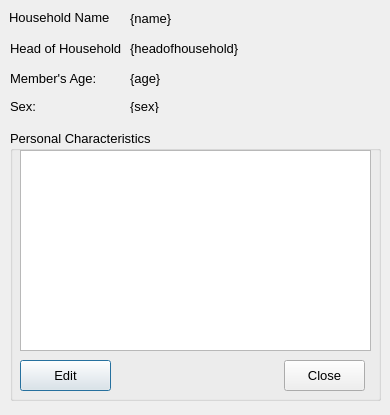
Above: open-ihm/gui/designs/ui_household_editmembercharacteristic.ui from snim2mirror/openihm before the change. Below: the same form after it.
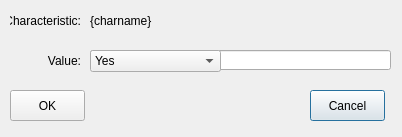
That is the form after the change.

Commit message: Changed data entry for household members and their personal characteristics

The edit to the form file:
```diff
--- a/open-ihm/gui/designs/ui_household_editmembercharacteristic.ui
+++ b/open-ihm/gui/designs/ui_household_editmembercharacteristic.ui
@@ -6,210 +6,113 @@
    <rect>
     <x>0</x>
     <y>0</y>
-    <width>390</width>
-    <height>415</height>
+    <width>402</width>
+    <height>137</height>
    </rect>
   </property>
   <property name="windowTitle">
    <string>Edit Household Member Characteristics</string>
   </property>
-  <widget class="QLabel" name="label">
+  <widget class="QLabel" name="lblCharName">
    <property name="geometry">
     <rect>
-     <x>9</x>
-     <y>9</y>
-     <width>101</width>
-     <height>16</height>
-    </rect>
-   </property>
-   <property name="font">
-    <font>
-     <pointsize>10</pointsize>
-    </font>
-   </property>
-   <property name="text">
-    <string>Household Name:</string>
-   </property>
-  </widget>
-  <widget class="QLabel" name="lblHouseholdName">
-   <property name="geometry">
-    <rect>
-     <x>130</x>
+     <x>90</x>
      <y>10</y>
-     <width>44</width>
-     <height>16</height>
+     <width>301</width>
+     <height>21</height>
     </rect>
    </property>
-   <property name="font">
-    <font>
-     <pointsize>10</pointsize>
-    </font>
-   </property>
    <property name="text">
-    <string>{name}</string>
+    <string>{charname}</string>
    </property>
   </widget>
   <widget class="QLabel" name="label_2">
    <property name="geometry">
     <rect>
      <x>10</x>
-     <y>40</y>
-     <width>112</width>
-     <height>16</height>
+     <y>50</y>
+     <width>71</width>
+     <height>21</height>
     </rect>
    </property>
-   <property name="font">
-    <font>
-     <pointsize>10</pointsize>
-    </font>
-   </property>
    <property name="text">
-    <string>Head of Household:</string>
+    <string>Value:</string>
    </property>
-  </widget>
-  <widget class="QLabel" name="lblHeadOfHousehold">
-   <property name="geometry">
-    <rect>
-     <x>130</x>
-     <y>40</y>
-     <width>109</width>
-     <height>16</height>
-    </rect>
+   <property name="alignment">
+    <set>Qt::AlignRight|Qt::AlignTrailing|Qt::AlignVCenter</set>
    </property>
-   <property name="font">
-    <font>
-     <pointsize>10</pointsize>
-    </font>
-   </property>
-   <property name="text">
-    <string>{headofhousehold}</string>
-   </property>
   </widget>
-  <widget class="QLabel" name="lblMemberAge">
+  <widget class="QPushButton" name="cmdCancel">
    <property name="geometry">
     <rect>
-     <x>130</x>
-     <y>70</y>
-     <width>46</width>
-     <height>16</height>
+     <x>310</x>
+     <y>90</y>
+     <width>75</width>
+     <height>31</height>
     </rect>
    </property>
-   <property name="font">
-    <font>
-     <pointsize>10</pointsize>
-    </font>
-   </property>
    <property name="text">
-    <string>{age}</string>
+    <string>Cancel</string>
    </property>
   </widget>
-  <widget class="QLabel" name="label_3">
+  <widget class="QLabel" name="label">
    <property name="geometry">
     <rect>
      <x>10</x>
-     <y>70</y>
-     <width>101</width>
-     <height>16</height>
+     <y>10</y>
+     <width>71</width>
+     <height>21</height>
     </rect>
    </property>
-   <property name="font">
-    <font>
-     <pointsize>10</pointsize>
-    </font>
-   </property>
    <property name="text">
-    <string>Member's Age:</string>
+    <string>Characteristic:</string>
    </property>
+   <property name="alignment">
+    <set>Qt::AlignRight|Qt::AlignTrailing|Qt::AlignVCenter</set>
+   </property>
   </widget>
-  <widget class="QLabel" name="label_5">
+  <widget class="QPushButton" name="cmdOk">
    <property name="geometry">
     <rect>
      <x>10</x>
-     <y>100</y>
-     <width>46</width>
-     <height>13</height>
+     <y>90</y>
+     <width>75</width>
+     <height>31</height>
     </rect>
    </property>
-   <property name="font">
-    <font>
-     <pointsize>10</pointsize>
-    </font>
-   </property>
    <property name="text">
-    <string>Sex:</string>
+    <string>OK</string>
    </property>
   </widget>
-  <widget class="QLabel" name="lblMemberSex">
+  <widget class="QLineEdit" name="txtValue">
    <property name="geometry">
     <rect>
-     <x>130</x>
-     <y>100</y>
-     <width>46</width>
-     <height>13</height>
+     <x>90</x>
+     <y>50</y>
+     <width>301</width>
+     <height>20</height>
     </rect>
    </property>
-   <property name="font">
-    <font>
-     <pointsize>10</pointsize>
-    </font>
-   </property>
-   <property name="text">
-    <string>{sex}</string>
-   </property>
   </widget>
-  <widget class="QGroupBox" name="groupBox">
+  <widget class="QComboBox" name="cboYesNoVal">
    <property name="geometry">
     <rect>
-     <x>10</x>
-     <y>130</y>
-     <width>371</width>
-     <height>271</height>
+     <x>90</x>
+     <y>50</y>
+     <width>131</width>
+     <height>22</height>
     </rect>
    </property>
-   <property name="font">
-    <font>
-     <pointsize>10</pointsize>
-    </font>
-   </property>
-   <property name="title">
-    <string>Personal Characteristics</string>
-   </property>
-   <widget class="QTableView" name="tblPersonalChars">
-    <property name="geometry">
-     <rect>
-      <x>10</x>
-      <y>20</y>
-      <width>351</width>
-      <height>201</height>
-     </rect>
-    </property>
-   </widget>
-   <widget class="QPushButton" name="cmdEdit">
-    <property name="geometry">
-     <rect>
-      <x>10</x>
-      <y>230</y>
-      <width>91</width>
-      <height>31</height>
-     </rect>
-    </property>
+   <item>
     <property name="text">
-     <string>Edit</string>
+     <string>Yes</string>
     </property>
-   </widget>
-   <widget class="QPushButton" name="cmdClose">
-    <property name="geometry">
-     <rect>
-      <x>274</x>
-      <y>230</y>
-      <width>81</width>
-      <height>31</height>
-     </rect>
-    </property>
+   </item>
+   <item>
     <property name="text">
-     <string>Close</string>
+     <string>No</string>
     </property>
-   </widget>
+   </item>
   </widget>
  </widget>
  <resources/>
```
Left out of the diff: 6 changed lines with no effect on the pictures. The commit also changes 11 other files.
